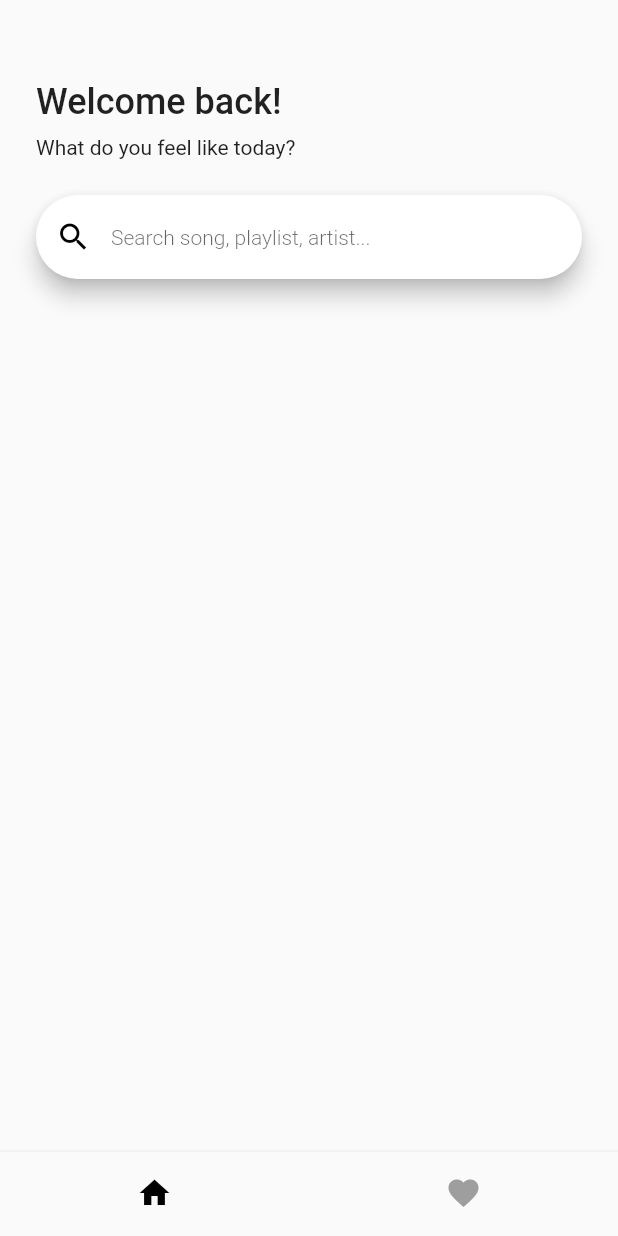
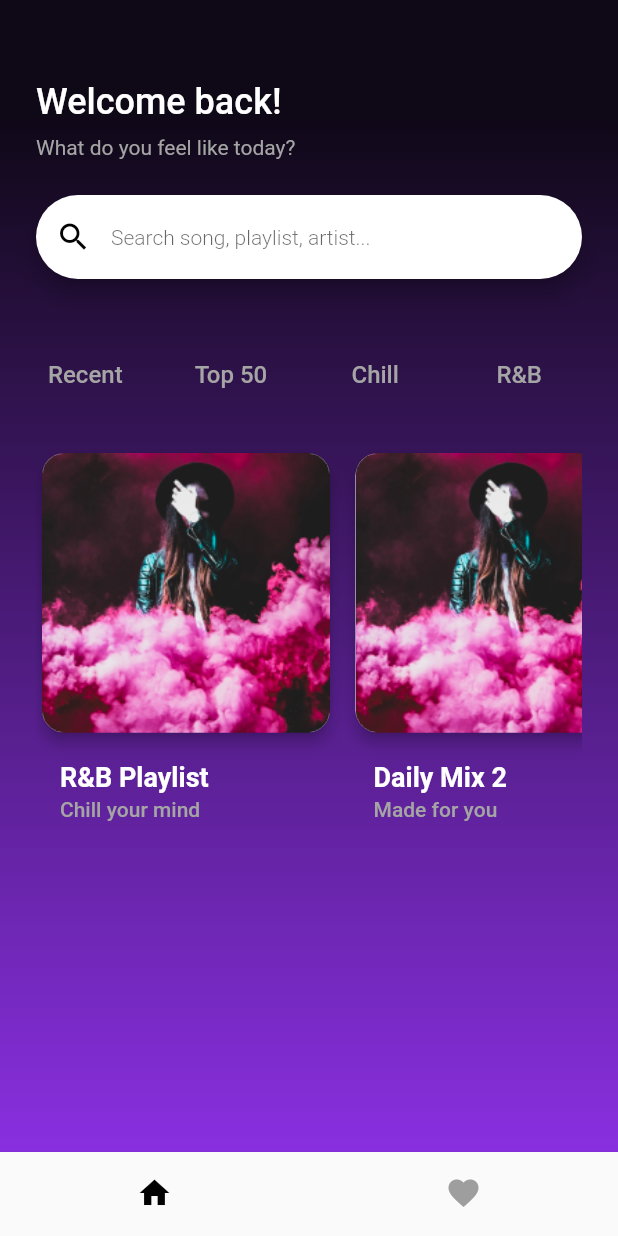
Before and after one commit to eminowam/music_app, a Flutter app: the screen it shows after launch, on a phone screen of 412 x 824 dp. Run offline on Flutter 3.47's test engine with Material 2 defaults, Android fonts, the phone set to English and light mode, and no system bars; Roboto replaces fonts that are missing (OpenSans).

Commit message:
Search and cards

```diff
--- a/lib/color/app_color.dart
+++ /dev/null
@@ -1,7 +0,0 @@
-
-import 'dart:ui';
-
-class AppColor {
-  static Color mainScreenColor = Color(0xff980389);
-
-}
--- /dev/null
+++ b/lib/config/app_color.dart
@@ -0,0 +1,9 @@
+
+import 'dart:ui';
+
+class AppColor {
+  static Color mainScreenColor = Color(0xff980389);
+  static Color textColor = Color(0xffA5A5A5);
+  static Color backSearch = Color(0xff433E48);
+
+}
--- /dev/null
+++ b/lib/config/app_style.dart
@@ -0,0 +1,14 @@
+
+import 'package:flutter/cupertino.dart';
+
+
+class AppTextStyle{
+  static const rowTextStyle=
+  TextStyle(fontSize: 16,fontWeight: FontWeight.w500,color: Color(0xffA5A5A5));
+
+  static const cardMainTextStyle=
+      TextStyle(fontWeight: FontWeight.w600,fontSize: 18,color: Color(0xffFFFFFF));
+
+  static const cardSubTextStyle=
+  TextStyle(fontWeight: FontWeight.w500,fontSize: 14,color: Color(0xffA5A5A5));
+}
--- a/lib/screen/home_page.dart
+++ b/lib/screen/home_page.dart
@@ -15,6 +15,27 @@ class _HomePageState extends State<HomePage> {
   @override
   Widget build(BuildContext context) {
     return Scaffold(
+      body: Container(
+        width: double.infinity,
+        decoration: BoxDecoration(
+          gradient: LinearGradient(
+              colors: [
+                Color(0xff0F0817),
+                Color(0xff892FE0),
+
+              ],
+              begin:  FractionalOffset(0.0, 0.1),
+              end:  FractionalOffset(0.0, 1.0),
+              stops: [0.0, 3.0],
+              tileMode: TileMode.clamp),),
+        child: Column(
+          children: [
+            PageOne(),
+
+          ],
+        ),
+      ),
+
       bottomNavigationBar: BottomNavigationBar(
         elevation: 3,
         showUnselectedLabels: false,
@@ -32,16 +53,17 @@ class _HomePageState extends State<HomePage> {
           });
         },
       ),
-      body: Builder(
-        builder: (context) {
-          if (_currentIndex == 0) {
-            return PageOne();
-          } else if (_currentIndex == 1) {
-            return FavoriteScreen();
-          }
-          return SizedBox();
-        },
-      ),
+        // Builder(
+        //   builder: (context) {
+        //     if (_currentIndex == 0) {
+        //       return PageOne();
+        //     } else if (_currentIndex == 1) {
+        //       return FavoriteScreen();
+        //     }
+        //     return SizedBox();
+        //   },
+        // ),
+
     );
   }
 }
--- a/lib/screen/page_one.dart
+++ b/lib/screen/page_one.dart
@@ -1,4 +1,6 @@
 import 'package:flutter/material.dart';
+import 'package:music_app/widget/home_widgets/cards.dart';
+import 'package:music_app/widget/home_widgets/text_row.dart';
 import 'package:music_app/widget/home_widgets/text_search.dart';
 
 class PageOne extends StatelessWidget {
@@ -7,13 +9,64 @@ class PageOne extends StatelessWidget {
   @override
   Widget build(BuildContext context) {
     return SingleChildScrollView(
+      scrollDirection: Axis.vertical,
           child: Padding(
             padding: const EdgeInsets.only(
               top: 54,bottom: 24,left: 24,right: 24
             ),
             child: Column(
               children: [
-                SearchWidget()
+                SearchWidget(),
+                SizedBox(height: 40,),
+                SingleChildScrollView(
+                  scrollDirection: Axis.horizontal,
+                  child: Row(
+                    children: [
+                      TextRow(
+                          text: "Recent"),
+                      SizedBox(width: 32,),
+                      TextRow(
+                          text: "Top 50"),
+                      SizedBox(width: 32,),
+                      TextRow(
+                          text: "Chill"),
+                      SizedBox(width: 32,),
+                      TextRow(
+                          text: "R&B"),
+                      SizedBox(width: 32,),
+                      TextRow(
+                          text: "Festival"),
+                    ],
+                  ),
+                ),
+                SizedBox(height: 24,),
+                SingleChildScrollView(
+                  scrollDirection: Axis.horizontal,
+                  child: Row(
+                    crossAxisAlignment: CrossAxisAlignment.start,
+                    mainAxisAlignment: MainAxisAlignment.start,
+                    children: [
+                      MusicCards(
+                        image: "assets/img.png",
+                        text: "R&B Playlist",
+                        subTitle: "Chill your mind",
+                      ),
+                      SizedBox(width: 9,),
+                      MusicCards(
+                        image: "assets/img.png",
+                        text: "Daily Mix 2",
+                        subTitle: "Made for you",
+                      ),
+                      SizedBox(width: 9,),
+                      MusicCards(
+                        image: "assets/img.png",
+                        text: "Hip Hop",
+                        subTitle: "Feel the beat",
+                      )
+                    ],
+                  ),
+                )
+
               ],
             ),
           ),
--- /dev/null
+++ b/lib/widget/home_widgets/cards.dart
@@ -0,0 +1,50 @@
+import 'package:flutter/material.dart';
+import 'package:music_app/config/app_style.dart';
+
+class MusicCards extends StatelessWidget {
+  const MusicCards(
+      {super.key,
+      required this.image,
+      required this.text,
+      required this.subTitle});
+
+  final String image;
+  final String text;
+  final String subTitle;
+
+  @override
+  Widget build(BuildContext context) {
+    return Container(
+      width: 200,
+      // height: 0,
+      child: GestureDetector(
+           child: Column(
+             children: [
+               Card(
+                  clipBehavior: Clip.antiAliasWithSaveLayer,
+                  shape: RoundedRectangleBorder(
+                    borderRadius: BorderRadius.circular(15),
+                  ),
+                  elevation: 4,
+                  child: Column(
+                    children: [
+                      Image(image: AssetImage(image)),
+                    ],
+                  ),
+        ),
+               ListTile(
+                 title: Text(
+                   text,
+                   style: AppTextStyle.cardMainTextStyle,
+                 ),
+                 subtitle: Text(
+                   subTitle,
+                   style: AppTextStyle.cardSubTextStyle,
+                 ),
+               ),
+             ],
+           ),
+      ),
+    );
+  }
+}
--- /dev/null
+++ b/lib/widget/home_widgets/text_row.dart
@@ -0,0 +1,19 @@
+import 'package:flutter/material.dart';
+import 'package:music_app/config/app_style.dart';
+
+class TextRow extends StatelessWidget {
+  const TextRow({super.key, required this.text});
+
+  final String text;
+
+  @override
+  Widget build(BuildContext context) {
+    return TextButton(
+      onPressed: () {},
+      child: Text(
+        text,
+        style: AppTextStyle.rowTextStyle,
+      ),
+    );
+  }
+}
--- a/lib/widget/home_widgets/text_search.dart
+++ b/lib/widget/home_widgets/text_search.dart
@@ -1,4 +1,5 @@
 import 'package:flutter/material.dart';
+import '../../config/app_color.dart';
 
 
 class SearchWidget extends StatelessWidget {
@@ -11,10 +12,12 @@ class SearchWidget extends StatelessWidget {
       crossAxisAlignment: CrossAxisAlignment.start,
       children: [
         Text("Welcome back!",
-        style: TextStyle(fontSize: 24,fontWeight: FontWeight.w500),),
+        style: TextStyle(fontSize: 24,fontWeight: FontWeight.w500,
+        color: Colors.white),),
         SizedBox(height: 8,),
         Text("What do you feel like today?",
-          style: TextStyle(fontSize: 14,fontWeight: FontWeight.w400),),
+          style: TextStyle(fontSize: 14,fontWeight: FontWeight.w400,
+          color: AppColor.textColor),),
         SizedBox(height: 24,),
         SearchBar(
           hintText: "Search song, playlist, artist...",
--- a/pubspec.yaml
+++ b/pubspec.yaml
@@ -60,7 +60,8 @@ flutter:
 
   # To add assets to your application, add an assets section, like this:
   assets:
-     - assets/
+    - assets/
+    - assets/icons/
 
 
 
```
Also changed, not shown: assets/card_img.png (added), assets/img.png (added), lib/widget/home_widgets/singers.dart (added).
